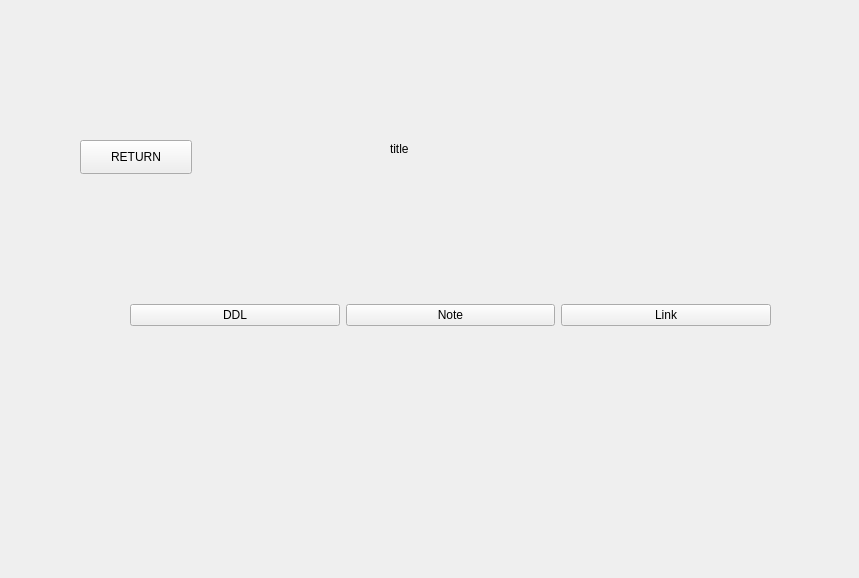
Before: the Qt Designer form cola/course.ui in jinkq/CourseTable, drawn with Qt 5.
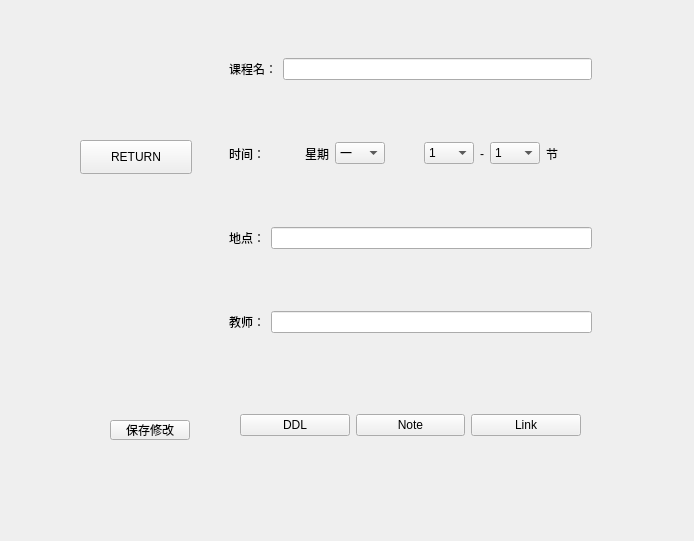
After: the same form once the commit is applied.

Commit message: 可以转到课程信息界面啦

```diff
--- a/cola/course.ui
+++ b/cola/course.ui
@@ -6,33 +6,20 @@
    <rect>
     <x>0</x>
     <y>0</y>
-    <width>859</width>
-    <height>578</height>
+    <width>694</width>
+    <height>541</height>
    </rect>
   </property>
   <property name="windowTitle">
    <string>Form</string>
   </property>
-  <widget class="QLabel" name="courseTitle">
-   <property name="geometry">
-    <rect>
-     <x>390</x>
-     <y>140</y>
-     <width>81</width>
-     <height>18</height>
-    </rect>
-   </property>
-   <property name="text">
-    <string>title</string>
-   </property>
-  </widget>
   <widget class="QWidget" name="layoutWidget">
    <property name="geometry">
     <rect>
-     <x>130</x>
-     <y>250</y>
-     <width>641</width>
-     <height>131</height>
+     <x>240</x>
+     <y>380</y>
+     <width>341</width>
+     <height>91</height>
     </rect>
    </property>
    <layout class="QHBoxLayout" name="horizontalLayout">
@@ -72,6 +59,345 @@
     <string>RETURN</string>
    </property>
   </widget>
+  <widget class="QWidget" name="widget_4" native="true">
+   <property name="geometry">
+    <rect>
+     <x>220</x>
+     <y>30</y>
+     <width>381</width>
+     <height>331</height>
+    </rect>
+   </property>
+   <layout class="QVBoxLayout" name="verticalLayout">
+    <item>
+     <widget class="QWidget" name="widget" native="true">
+      <layout class="QHBoxLayout" name="horizontalLayout_4">
+       <item>
+        <widget class="QLabel" name="label">
+         <property name="text">
+          <string>课程名：</string>
+         </property>
+        </widget>
+       </item>
+       <item>
+        <widget class="QLineEdit" name="courseNameEdit"/>
+       </item>
+      </layout>
+     </widget>
+    </item>
+    <item>
+     <widget class="QWidget" name="widget_5" native="true">
+      <layout class="QHBoxLayout" name="horizontalLayout_5">
+       <item>
+        <widget class="QLabel" name="label_4">
+         <property name="text">
+          <string>时间：</string>
+         </property>
+        </widget>
+       </item>
+       <item>
+        <spacer name="horizontalSpacer">
+         <property name="orientation">
+          <enum>Qt::Horizontal</enum>
+         </property>
+         <property name="sizeHint" stdset="0">
+          <size>
+           <width>18</width>
+           <height>20</height>
+          </size>
+         </property>
+        </spacer>
+       </item>
+       <item>
+        <widget class="QLabel" name="label_5">
+         <property name="text">
+          <string>星期</string>
+         </property>
+        </widget>
+       </item>
+       <item>
+        <widget class="QComboBox" name="courseDayEdit">
+         <property name="minimumSize">
+          <size>
+           <width>50</width>
+           <height>0</height>
+          </size>
+         </property>
+         <property name="maximumSize">
+          <size>
+           <width>50</width>
+           <height>16777215</height>
+          </size>
+         </property>
+         <item>
+          <property name="text">
+           <string>一</string>
+          </property>
+         </item>
+         <item>
+          <property name="text">
+           <string>二</string>
+          </property>
+         </item>
+         <item>
+          <property name="text">
+           <string>三</string>
+          </property>
+         </item>
+         <item>
+          <property name="text">
+           <string>四</string>
+          </property>
+         </item>
+         <item>
+          <property name="text">
+           <string>五</string>
+          </property>
+         </item>
+         <item>
+          <property name="text">
+           <string>六</string>
+          </property>
+         </item>
+         <item>
+          <property name="text">
+           <string>七</string>
+          </property>
+         </item>
+        </widget>
+       </item>
+       <item>
+        <spacer name="horizontalSpacer_2">
+         <property name="orientation">
+          <enum>Qt::Horizontal</enum>
+         </property>
+         <property name="sizeHint" stdset="0">
+          <size>
+           <width>18</width>
+           <height>20</height>
+          </size>
+         </property>
+        </spacer>
+       </item>
+       <item>
+        <widget class="QComboBox" name="courseTimeBeginEdit">
+         <property name="minimumSize">
+          <size>
+           <width>50</width>
+           <height>0</height>
+          </size>
+         </property>
+         <property name="maximumSize">
+          <size>
+           <width>50</width>
+           <height>16777215</height>
+          </size>
+         </property>
+         <item>
+          <property name="text">
+           <string>1</string>
+          </property>
+         </item>
+         <item>
+          <property name="text">
+           <string>2</string>
+          </property>
+         </item>
+         <item>
+          <property name="text">
+           <string>3</string>
+          </property>
+         </item>
+         <item>
+          <property name="text">
+           <string>4</string>
+          </property>
+         </item>
+         <item>
+          <property name="text">
+           <string>5</string>
+          </property>
+         </item>
+         <item>
+          <property name="text">
+           <string>6</string>
+          </property>
+         </item>
+         <item>
+          <property name="text">
+           <string>7</string>
+          </property>
+         </item>
+         <item>
+          <property name="text">
+           <string>8</string>
+          </property>
+         </item>
+         <item>
+          <property name="text">
+           <string>9</string>
+          </property>
+         </item>
+         <item>
+          <property name="text">
+           <string>10</string>
+          </property>
+         </item>
+         <item>
+          <property name="text">
+           <string>11</string>
+          </property>
+         </item>
+        </widget>
+       </item>
+       <item>
+        <widget class="QLabel" name="label_6">
+         <property name="text">
+          <string>-</string>
+         </property>
+        </widget>
+       </item>
+       <item>
+        <widget class="QComboBox" name="courseTimeEndEdit">
+         <property name="minimumSize">
+          <size>
+           <width>50</width>
+           <height>0</height>
+          </size>
+         </property>
+         <property name="maximumSize">
+          <size>
+           <width>50</width>
+           <height>16777215</height>
+          </size>
+         </property>
+         <item>
+          <property name="text">
+           <string>1</string>
+          </property>
+         </item>
+         <item>
+          <property name="text">
+           <string>2</string>
+          </property>
+         </item>
+         <item>
+          <property name="text">
+           <string>3</string>
+          </property>
+         </item>
+         <item>
+          <property name="text">
+           <string>4</string>
+          </property>
+         </item>
+         <item>
+          <property name="text">
+           <string>5</string>
+          </property>
+         </item>
+         <item>
+          <property name="text">
+           <string>6</string>
+          </property>
+         </item>
+         <item>
+          <property name="text">
+           <string>7</string>
+          </property>
+         </item>
+         <item>
+          <property name="text">
+           <string>8</string>
+          </property>
+         </item>
+         <item>
+          <property name="text">
+           <string>9</string>
+          </property>
+         </item>
+         <item>
+          <property name="text">
+           <string>10</string>
+          </property>
+         </item>
+         <item>
+          <property name="text">
+           <string>11</string>
+          </property>
+         </item>
+        </widget>
+       </item>
+       <item>
+        <widget class="QLabel" name="label_7">
+         <property name="text">
+          <string>节</string>
+         </property>
+        </widget>
+       </item>
+       <item>
+        <spacer name="horizontalSpacer_3">
+         <property name="orientation">
+          <enum>Qt::Horizontal</enum>
+         </property>
+         <property name="sizeHint" stdset="0">
+          <size>
+           <width>18</width>
+           <height>20</height>
+          </size>
+         </property>
+        </spacer>
+       </item>
+      </layout>
+     </widget>
+    </item>
+    <item>
+     <widget class="QWidget" name="widget_2" native="true">
+      <layout class="QHBoxLayout" name="horizontalLayout_2">
+       <item>
+        <widget class="QLabel" name="label_2">
+         <property name="text">
+          <string>地点：</string>
+         </property>
+        </widget>
+       </item>
+       <item>
+        <widget class="QLineEdit" name="courseLocationEdit"/>
+       </item>
+      </layout>
+     </widget>
+    </item>
+    <item>
+     <widget class="QWidget" name="widget_3" native="true">
+      <layout class="QHBoxLayout" name="horizontalLayout_3">
+       <item>
+        <widget class="QLabel" name="label_3">
+         <property name="text">
+          <string>教师：</string>
+         </property>
+        </widget>
+       </item>
+       <item>
+        <widget class="QLineEdit" name="courseTeacherEdit"/>
+       </item>
+      </layout>
+     </widget>
+    </item>
+   </layout>
+  </widget>
+  <widget class="QPushButton" name="saveButton">
+   <property name="geometry">
+    <rect>
+     <x>110</x>
+     <y>420</y>
+     <width>80</width>
+     <height>20</height>
+    </rect>
+   </property>
+   <property name="text">
+    <string>保存修改</string>
+   </property>
+  </widget>
  </widget>
  <resources/>
  <connections/>
```
Left out of the diff: 4 changed lines with no effect on the pictures. The commit also changes 7 other files.
